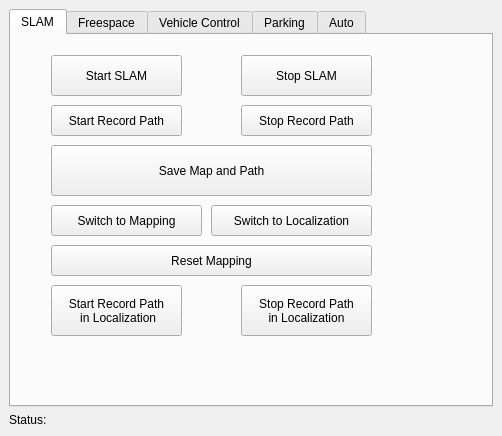
Old version of the form src/rqt_state_machine/state_machine_controller.ui in the repository JingruiYu/rqt_state_machine.
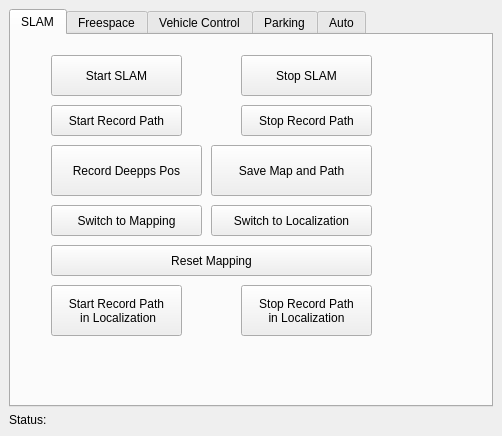
New version of the form. The open tabs and pages were chosen to show the change.

Commit message: add button for recording start position of deepps in slam

```diff
--- a/src/rqt_state_machine/state_machine_controller.ui
+++ b/src/rqt_state_machine/state_machine_controller.ui
@@ -102,9 +102,9 @@
          <widget class="QPushButton" name="saveMapPath">
           <property name="geometry">
            <rect>
-            <x>40</x>
+            <x>200</x>
             <y>110</y>
-            <width>321</width>
+            <width>161</width>
             <height>51</height>
            </rect>
           </property>
@@ -179,6 +179,19 @@
 in Localization</string>
           </property>
          </widget>
+         <widget class="QPushButton" name="recordDeeppsStartPos">
+          <property name="geometry">
+           <rect>
+            <x>40</x>
+            <y>110</y>
+            <width>151</width>
+            <height>51</height>
+           </rect>
+          </property>
+          <property name="text">
+           <string>Record Deepps Pos</string>
+          </property>
+         </widget>
         </widget>
         <widget class="QWidget" name="tabFreespace">
          <attribute name="title">
```
Left out of the diff: 2 changed lines with no effect on the pictures. The commit also changes 2 other files.
